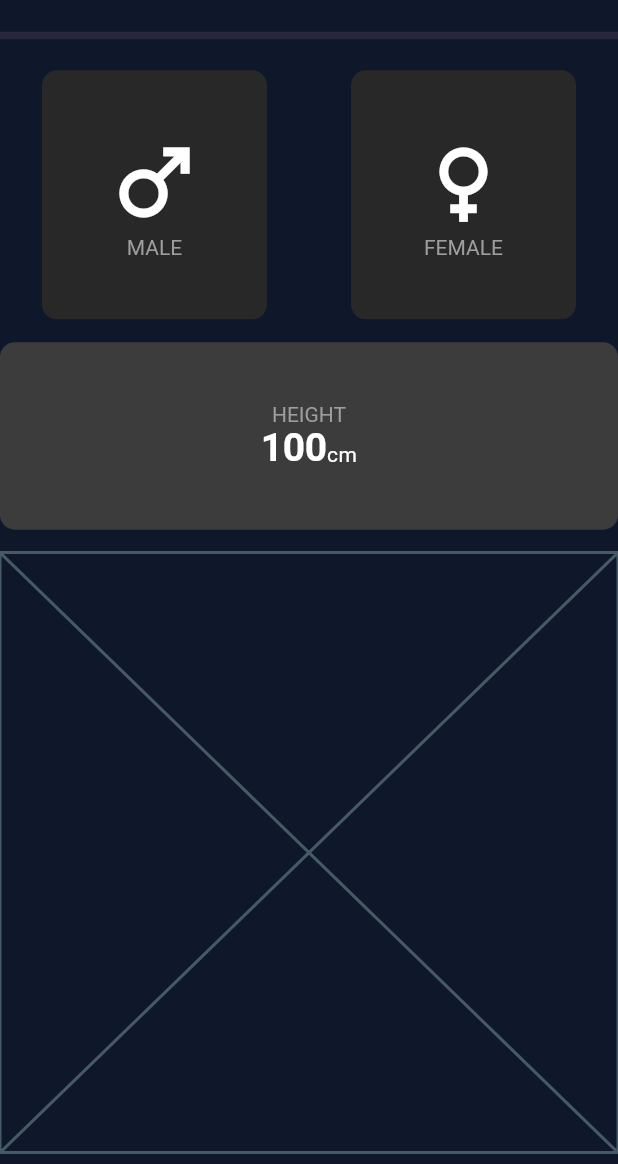
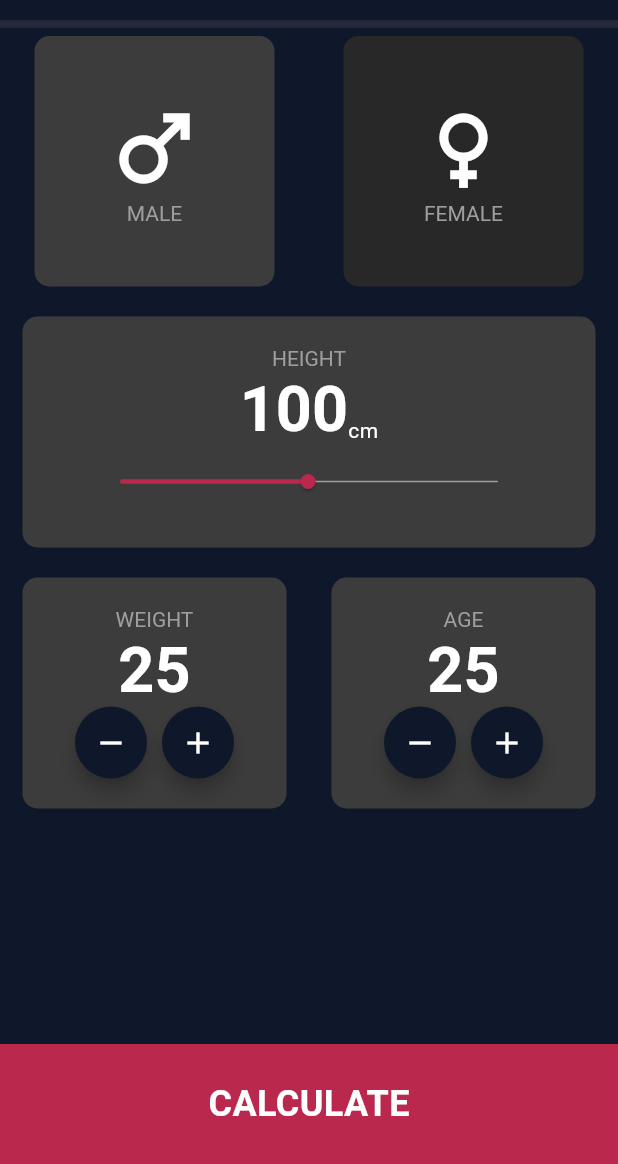
Before and after one commit to Forkboi1/BMI-cal-flutter, a Flutter app: the screen it shows after launch, on a phone screen of 412 x 824 dp, the part 72-1236 px from its top. Run offline on Flutter 3.47's test engine with Material 3 defaults, Android fonts, the phone set to English and light mode, and no system bars.

Commit message:
third commit

```diff
--- a/lib/b_m_i.dart
+++ b/lib/b_m_i.dart
@@ -1,10 +1,12 @@
 import 'package:bmi_cal/gender_widget.dart';
 import 'package:flutter/material.dart';
-
+import 'body_dimension.dart';
 import 'height_meter.dart';
+import 'person.dart';
 
 class BMI extends StatelessWidget {
-  const BMI({super.key});
+  Person person = Person(gender: true, height: 178, weight: 91, age: 22);
+  BMI({super.key});
 
   @override
   Widget build(BuildContext context) {
@@ -14,7 +16,6 @@ class BMI extends StatelessWidget {
         centerTitle: true,
       ),
       body: Column(
-        mainAxisAlignment: MainAxisAlignment.spaceAround,
         children: [
           Divider(
             thickness: 5,
@@ -25,21 +26,22 @@ class BMI extends StatelessWidget {
           const BodyDimension(),
         ],
       ),
+       bottomNavigationBar: GestureDetector(
+        onTap: (){
+          Navigator.pushNamed(context, '/result',arguments: person);
+        },
+         child: BottomAppBar(
+          color: Theme.of(context).colorScheme.onPrimary,
+          child: const Center(
+            child: Text(
+              "CALCULATE",
+              style: TextStyle(
+              fontWeight: FontWeight.bold,
+              fontSize: 24),
+            ),
+          ),
+         ),
+       )
     );
   }
 }
-
-
-class BodyDimension extends StatefulWidget {
-  const BodyDimension({super.key});
-
-  @override
-  State<BodyDimension> createState() => _BodyDimensionState();
-}
-
-class _BodyDimensionState extends State<BodyDimension> {
-  @override
-  Widget build(BuildContext context) {
-    return const Placeholder();
-  }
-}
--- /dev/null
+++ b/lib/body_dimension.dart
@@ -0,0 +1,65 @@
+import 'package:bmi_cal/b_m_i.dart';
+import 'package:flutter/material.dart';
+
+class BodyDimension extends StatefulWidget {
+  const BodyDimension({super.key});
+
+  @override
+  State<BodyDimension> createState() => _BodyDimensionState();
+}
+
+class _BodyDimensionState extends State<BodyDimension> {
+  int _weight = 50;
+  int age = 22;
+  Container containerHolder(BuildContext context, String dimensionType) {
+    return Container(
+          decoration: BoxDecoration(
+            borderRadius: BorderRadius.circular(10),
+            color: Theme.of(context).colorScheme.secondary,
+          ),
+          padding: const EdgeInsets.symmetric(vertical: 20, horizontal: 35),
+          child: Column(
+            children:[
+              Text(
+                dimensionType,
+                style: Theme.of(context).textTheme.displaySmall),
+              Text(
+                "25",
+                style: Theme.of(context).textTheme.displayMedium
+              ),
+              Row(
+                children: [
+                  Material(
+                    elevation: 5.0,
+                    shape: CircleBorder(), // This ensures the material has a circular shape
+                    child: IconButton(
+                      onPressed: () {},
+                      icon: Icon(Icons.remove),
+                    ),
+                  ),
+                  SizedBox(width: 10,),
+                  Material(
+                    elevation: 5.0,
+                    shape: CircleBorder(), // This ensures the material has a circular shape
+                    child: IconButton(
+                      onPressed: () {},
+                      icon: Icon(Icons.add),
+                    ),
+                  ),
+                ],
+              )
+            ],
+          ),
+        );
+  }
+  @override
+  Widget build(BuildContext context) {
+    return Row(
+      mainAxisAlignment: MainAxisAlignment.spaceAround,
+      children: [
+        containerHolder(context, "WEIGHT"),
+        containerHolder(context, "AGE"),
+      ],
+    );
+  }
+}
--- a/lib/gender_widget.dart
+++ b/lib/gender_widget.dart
@@ -34,18 +34,20 @@ class _GenderWidgetState extends State<GenderWidget> {
   }
 
   Container containerHolder(BuildContext context, String gender, IconData genderIcon) {
+    bool flag = gender == "MALE"? _isMale:!_isMale;
     return Container(
           decoration: BoxDecoration(
             borderRadius: BorderRadius.circular(10),
-            color: !_isMale ? Theme.of(context).colorScheme.secondary : Theme.of(context).colorScheme.onSecondary,
+            color: flag? Theme.of(context).colorScheme.secondary : Theme.of(context).colorScheme.onSecondary,
           ),
-          padding: const EdgeInsets.symmetric(vertical: 40, horizontal: 40),
+          padding: const EdgeInsets.symmetric(vertical: 40, horizontal: 45),
+          margin: const EdgeInsets.symmetric(vertical: 0, horizontal: 15),
           child: Column(
             children:[
               Icon(genderIcon,size: 70,),
               Text(
                 gender,
-                style: Theme.of(context).textTheme.displayMedium
+                style: Theme.of(context).textTheme.displaySmall
               ),
             ],
           ),
--- a/lib/height_meter.dart
+++ b/lib/height_meter.dart
@@ -1,4 +1,3 @@
-import 'package:bmi_cal/b_m_i.dart';
 import 'package:flutter/material.dart';
 
 class HeightMeter extends StatefulWidget {
@@ -9,17 +8,17 @@ class HeightMeter extends StatefulWidget {
 }
 
 class _HeightMeterState extends State<HeightMeter> {
-  int height = 100;
+  var _height = 100.0;
 
-  void _increaseHeight(){
+  void _increaseHeight(double value){
     setState(() {
-      height += 1;
+      _height = value;
     });
   }
 
-  void _decreaseHeight(){
+  void _decreaseHeight(double value){
     setState(() {
-      height -= 1;
+      _height = value;
     });
   }
   @override
@@ -33,23 +32,49 @@ class _HeightMeterState extends State<HeightMeter> {
           borderRadius: BorderRadius.circular(10),
           color: Theme.of(context).colorScheme.secondary,
         ),
-        padding: const EdgeInsets.symmetric(vertical: 40, horizontal: 40),
+        padding: const EdgeInsets.symmetric(vertical: 20, horizontal: 0),
+        margin: const EdgeInsets.symmetric(vertical: 20, horizontal: 15),
         child: Column(
           children: [
             Text(
               "HEIGHT",
-              style: Theme.of(context).textTheme.displayMedium
+              style: Theme.of(context).textTheme.displaySmall
             ),
             Row(
               mainAxisAlignment: MainAxisAlignment.center,
               crossAxisAlignment: CrossAxisAlignment.end,
               children: [
                 Text(
-                  "$height",
-                  style: Theme.of(context).textTheme.displayLarge
+                  "${_height.toInt()}",
+                  style: Theme.of(context).textTheme.displayMedium
                 ),
                 const Text("cm"),
               ],
+            ),
+            SizedBox(
+              width: 300, // Adjust the width as needed
+              child: SliderTheme(
+                data: SliderTheme.of(context).copyWith(
+                  trackHeight: 1.0, // Adjust the height of the track
+                  thumbShape: RoundSliderThumbShape(enabledThumbRadius: 5.0),
+                  inactiveTrackColor: Theme.of(context).primaryColorLight// Adjust the size of the thumb
+                ),
+                child: Slider(
+                  value: _height,
+                  onChanged:(double value){
+                    if (value > _height) {
+                      _increaseHeight(value);
+                    } else if (value < _height) {
+                      _decreaseHeight(value);
+                    }
+                  },
+                  min: 1,
+                  max: 200,
+                  divisions: 199, // Ensures only integer values
+                  thumbColor: Theme.of(context).colorScheme.onPrimary,
+                  activeColor: Theme.of(context).colorScheme.onPrimary,
+                ),
+              ),
             ),
           ],
         ),
--- a/lib/main.dart
+++ b/lib/main.dart
@@ -1,5 +1,9 @@
+import 'dart:math';
+
 import 'package:flutter/material.dart';
 import 'b_m_i.dart';
+import 'person.dart';
+import 'result_page.dart';
 
 void main() {
   runApp(const MainApp());
@@ -18,23 +22,37 @@ class MainApp extends StatelessWidget {
           surface: Color(0xFF0f172a),
           secondary: Color(0xff3c3c3c),
           onSecondary: Color(0xff282828),
-          onPrimary: Colors.white,
+          onPrimary: Color.fromARGB(255, 187, 40, 77),
           onSurface: Colors.white,
         ),
-        scaffoldBackgroundColor: Color(0xFF0f172a),
-        dividerColor: Color(0xFF28283c),
+        scaffoldBackgroundColor: const Color(0xFF0f172a),
+        dividerColor: const Color(0xFF28283c),
         textTheme: const TextTheme(
-          displayMedium: TextStyle(
+          displaySmall: TextStyle(
             fontSize: 14,
             color: Colors.grey,
           ),
+          displayMedium: TextStyle(
+            fontSize: 42,
+            fontWeight: FontWeight.bold,
+          ),
           displayLarge: TextStyle(
-            fontSize: 26,
+            fontSize: 58,
             fontWeight: FontWeight.bold,
           )
         ),
       ),
-      home: const BMI(),
+      home: BMI(),
+      onGenerateRoute: (settings) {
+        if (settings.name == '/result') {
+          final args = settings.arguments as Person;
+          return MaterialPageRoute(
+            builder: (context) => ResultPage(person: args),
+          );
+        }
+        assert(false, 'Need to implement ${settings.name}');
+        return null;
+      }
     );
   }
 }
--- /dev/null
+++ b/lib/person.dart
@@ -0,0 +1,8 @@
+class Person{
+  bool gender;
+  int height;
+  int weight;
+  int age;
+  Person({required this.gender, required this.height, required this.weight, required this.age});
+
+}
```
Also changed, not shown: lib/result_page.dart (added, +90 -0 lines).
